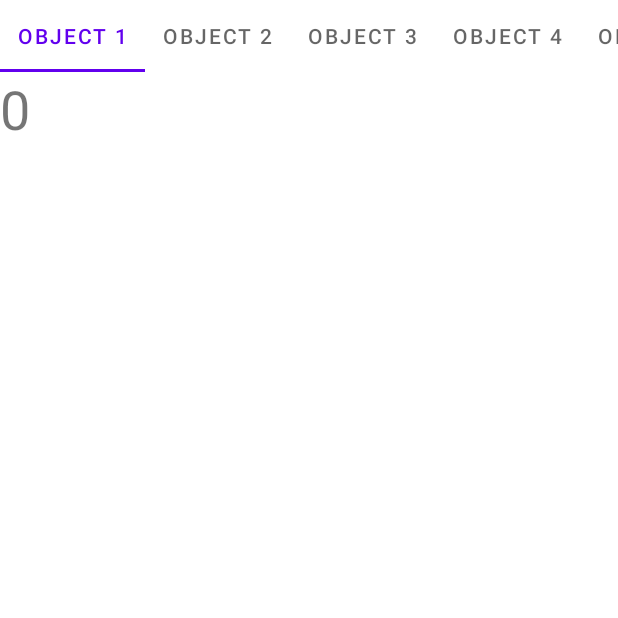
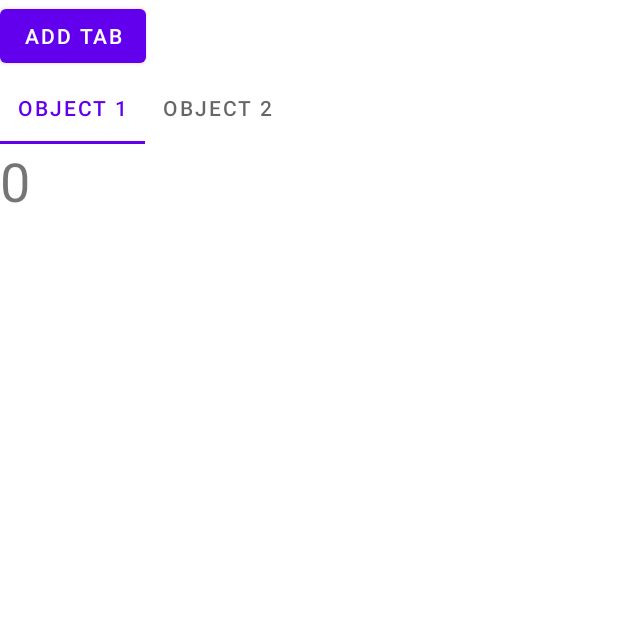
Before and after one commit to Roman2048/todo, an Android app: the screen it shows after launch (PlannerActivity), on a phone screen of 412 x 824 dp, the top half of it. Run offline under Robolectric (Android 15) with nearby library versions, the light colour scheme and no system bars; our stand-ins replace Dagger/Hilt's generated code.

Commit message:
Editable tabs and content (test)

```diff
--- a/app/src/main/java/net/longday/planner/HomeFragment.kt
+++ b/app/src/main/java/net/longday/planner/HomeFragment.kt
@@ -7,6 +7,7 @@ import android.view.View
 import android.view.ViewGroup
 import android.widget.TextView
 import androidx.viewpager2.widget.ViewPager2
+import com.google.android.material.button.MaterialButton
 import com.google.android.material.tabs.TabLayout
 import com.google.android.material.tabs.TabLayoutMediator
 import net.longday.planner.adapter.ViewPagerAdapter
@@ -23,11 +24,19 @@ class HomeFragment : Fragment() {
 
     override fun onViewCreated(view: View, savedInstanceState: Bundle?) {
         viewPager = view.findViewById(R.id.pager)
-        viewPager.adapter = ViewPagerAdapter()
+        val viewPagerAdapter = ViewPagerAdapter()
+        viewPager.adapter = viewPagerAdapter
         val tabLayout: TabLayout = view.findViewById(R.id.tab_layout)
         TabLayoutMediator(tabLayout, viewPager) { tab, position ->
             tab.text = "OBJECT ${(position + 1)}"
         }.attach()
+        val addTabButton = view.findViewById<MaterialButton>(R.id.add_tab_button)
+        addTabButton.setOnClickListener {
+//            viewPagerAdapter.tabs.add(13)
+            viewPagerAdapter.tabs[0] = 50
+            viewPagerAdapter.notifyDataSetChanged()
+        }
+
+
     }
-
 }
--- a/app/src/main/java/net/longday/planner/adapter/ViewPagerAdapter.kt
+++ b/app/src/main/java/net/longday/planner/adapter/ViewPagerAdapter.kt
@@ -9,14 +9,14 @@ import net.longday.planner.R
 
 class ViewPagerAdapter: RecyclerView.Adapter<ViewPagerAdapter.ViewPagerViewHolder>() {
 
-    var tabs = (0..5).toList()
+    var tabs = (0..1).toMutableList()
 
     class ViewPagerViewHolder(view: View) : RecyclerView.ViewHolder(view) {
         val textView: TextView = view.findViewById<TextView>(R.id.pager_tab)
     }
 
     override fun onCreateViewHolder(parent: ViewGroup, viewType: Int): ViewPagerViewHolder {
-        return ViewPagerViewHolder(LayoutInflater.from(parent.context).inflate(R.layout.tab, parent,false))
+        return ViewPagerViewHolder(LayoutInflater.from(parent.context).inflate(R.layout.pager_tab, parent,false))
     }
 
     override fun onBindViewHolder(holder: ViewPagerViewHolder, position: Int) {
--- a/app/src/main/res/layout/fragment_home.xml
+++ b/app/src/main/res/layout/fragment_home.xml
@@ -4,6 +4,12 @@
     android:layout_width="match_parent"
     android:layout_height="match_parent"
     android:orientation="vertical">
+
+    <com.google.android.material.button.MaterialButton
+        android:id="@+id/add_tab_button"
+        android:layout_width="wrap_content"
+        android:layout_height="wrap_content"
+        android:text="ADD TAB" />
 
     <com.google.android.material.tabs.TabLayout
         android:id="@+id/tab_layout"
```
Also changed, not shown: app/src/main/res/layout/pager_tab.xml (renamed from app/src/main/res/layout/tab.xml).
